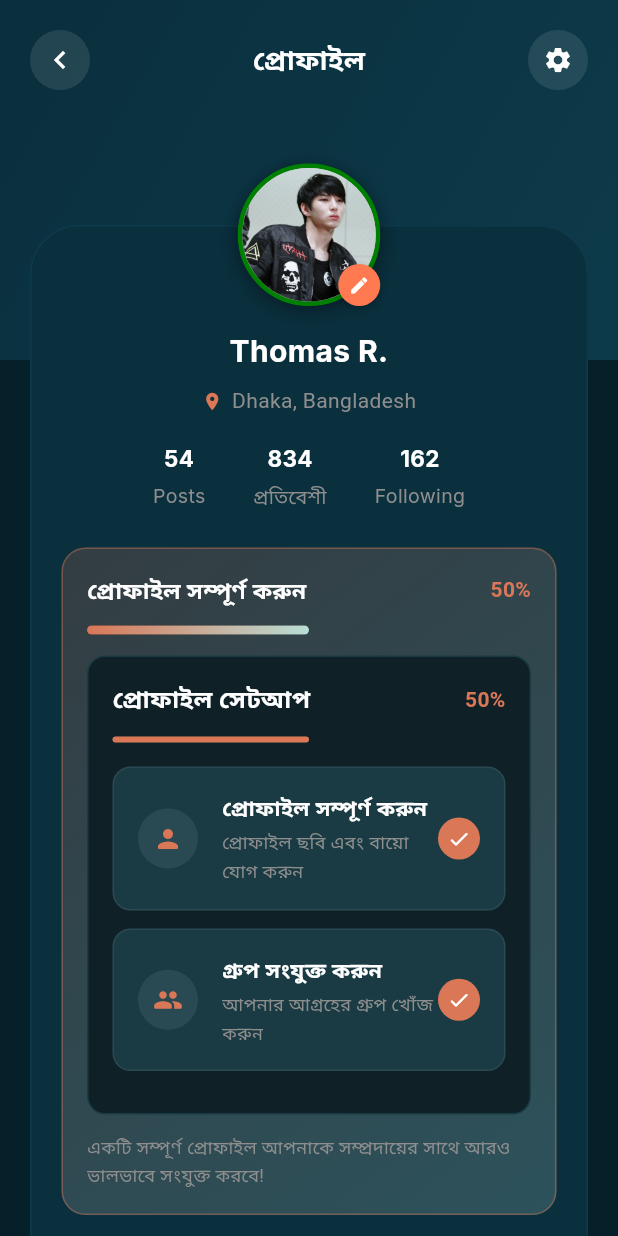
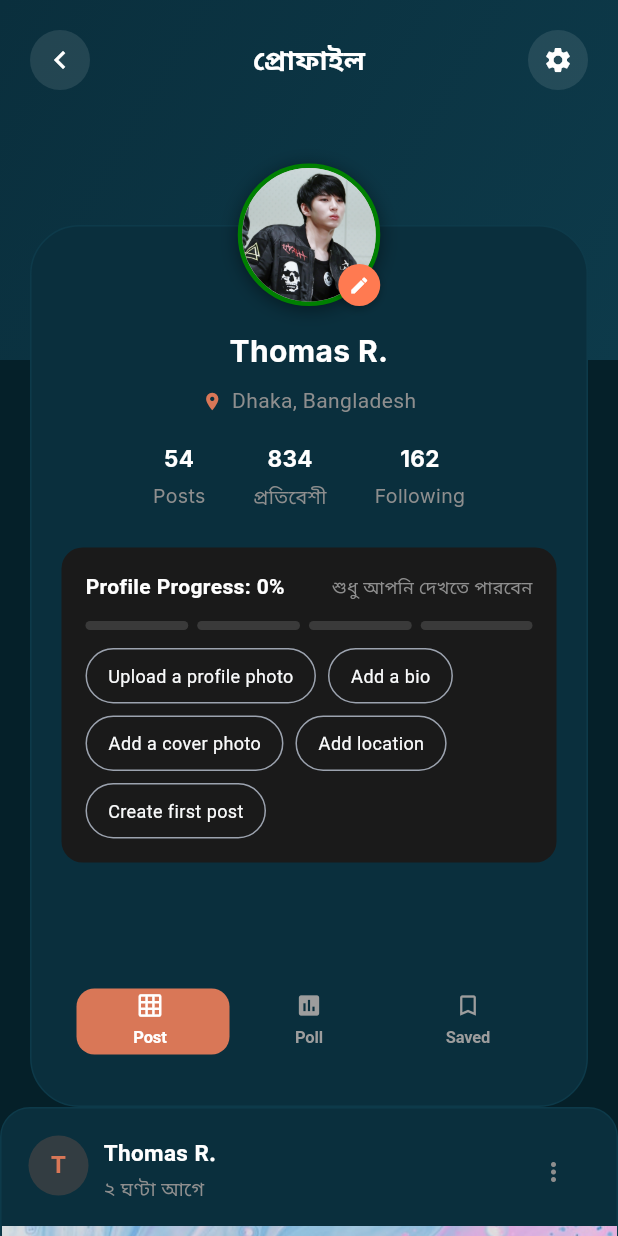
Before and after one commit to attoexasol/torko, a Flutter app: the ProfileView screen opened by its route, on a phone screen of 412 x 824 dp. Run offline on Flutter 3.47's test engine with Material 3 defaults, Android fonts, the phone set to English and light mode, and no system bars; our stand-ins replace get, google_fonts, shared_preferences; accounts and stored records are empty.

Commit message:
update_profile progress
profile progress_16-12-2025

```diff
--- a/lib/views/notification_settings/notification_settings_view.dart
+++ b/lib/views/notification_settings/notification_settings_view.dart
@@ -2,7 +2,6 @@ import 'package:flutter/material.dart';
 import 'package:get/get.dart';
 import 'package:google_fonts/google_fonts.dart';
 import '../../core/controllers/app_controller.dart';
-import '../../core/routes/app_routes.dart';
 import '../../core/theme/app_colors.dart';
 
 class NotificationSettingsView extends StatefulWidget {
--- a/lib/views/privacy_settings/privacy_settings_view.dart
+++ b/lib/views/privacy_settings/privacy_settings_view.dart
@@ -2,7 +2,6 @@ import 'package:flutter/material.dart';
 import 'package:get/get.dart';
 import 'package:google_fonts/google_fonts.dart';
 import '../../core/controllers/app_controller.dart';
-import '../../core/routes/app_routes.dart';
 import '../../core/theme/app_colors.dart';
 
 class PrivacySettingsView extends StatefulWidget {
--- a/lib/views/profile/profile_view.dart
+++ b/lib/views/profile/profile_view.dart
@@ -36,11 +36,17 @@ class _ProfileViewState extends State<ProfileView> with TickerProviderStateMixin
   File? _coverImage;
 
   // Profile completion tracking
-  final bool _hasBio = false;
-  final bool _hasProfilePhoto = true;
-  final bool _hasCoverPhoto = true;
-  bool _hasLocation = true;
-  final bool _hasFirstPost = true;
+  // final bool _hasBio = false;
+  // final bool _hasProfilePhoto = true;
+  // final bool _hasCoverPhoto = true;
+  // bool _hasLocation = true;
+  // final bool _hasFirstPost = true;
+
+  bool _hasBio = false;
+  bool _hasProfilePhoto = false;
+  bool _hasCoverPhoto = false;
+  bool _hasLocation = false;
+  bool _hasFirstPost = false;
 
   late AnimationController _tabAnimationController;
   late Animation<double> _tabAnimation;
@@ -565,40 +571,6 @@ Widget _buildActionCard(Map<String, dynamic> item, bool isDark, bool isBn) {
   );
 }
 
-// // 6. Updated action handler for new actions
-// void _handleActionCardTap(String action) {
-//   switch (action) {
-//     case 'complete_profile':
-//       _handleEditClick();
-//       break;
-//     case 'find_area':
-//       _handleEditClick(); // Opens edit mode to set location
-//       break;
-//     case 'follow_groups':
-//       Get.toNamed(AppRoutes.localCommunity);
-//       break;
-//     case 'upload_cover':
-//       _pickCoverImage();
-//       break;
-//     case 'create_post':
-//       Get.toNamed(AppRoutes.createPost);
-//       break;
-//     // Keep existing actions for backward compatibility
-//     case 'upload_profile':
-//       _pickProfileImage();
-//       break;
-//     case 'add_bio':
-//       _handleEditClick();
-//       break;
-//     case 'add_location':
-//       _handleEditClick();
-//       break;
-//     case 'follow_group':
-//       Get.toNamed(AppRoutes.localCommunity);
-//       break;
-//   }
-// }
-
 // 5. Keep existing action handler
 void _handleActionCardTap(String action) {
   switch (action) {
@@ -609,9 +581,11 @@ void _handleActionCardTap(String action) {
       _handleEditClick(); // Opens edit mode to set location
       break;
     case 'follow_groups':
+      FocusManager.instance.primaryFocus?.unfocus();
       Get.toNamed(AppRoutes.localCommunity);
       break;
     case 'create_post':
+      FocusManager.instance.primaryFocus?.unfocus();
       Get.toNamed(AppRoutes.createPost);
       break;
   }
@@ -1255,99 +1229,130 @@ void _updateGroupJoinStatus(bool hasJoined) {
     );
   }
 
+
 Widget _buildProfileCompletionCard(bool isDark, bool isBn) {
+
+final percent = _completionPercentage;
+  final completed = _completedItems;
+  final total = _totalItems;
+
   return Transform.translate(
     offset: const Offset(0, -50),
     child: Container(
       margin: const EdgeInsets.only(bottom: 24),
       padding: const EdgeInsets.all(16),
       decoration: BoxDecoration(
-        gradient: LinearGradient(
-          begin: Alignment.topLeft,
-          end: Alignment.bottomRight,
-          colors: isDark
-              ? [
-                  AppColors.lightPrimary.withValues(alpha: 0.2),
-                  AppColors.lightSecondary.withValues(alpha: 0.2),
-                ]
-              : [
-                  AppColors.lightPrimary.withValues(alpha: 0.1),
-                  AppColors.lightSecondary.withValues(alpha: 0.1),
-                ],
-        ),
-        borderRadius: BorderRadius.circular(16),
-        border: Border.all(
-          color: AppColors.lightPrimary.withValues(alpha: isDark ? 0.4 : 0.3),
-        ),
+        color: isDark ? const Color(0xFF1A1A1A) : const Color(0xFFF5F6F7),
+        borderRadius: BorderRadius.circular(14),
       ),
       child: Column(
         crossAxisAlignment: CrossAxisAlignment.start,
         children: [
+          /// Header
           Row(
-            mainAxisAlignment: MainAxisAlignment.spaceBetween,
-            children: [
-              Flexible(
-                child: Text(
-                  isBn ? 'প্রোফাইল সম্পূর্ণ করুন' : 'Complete your profile',
+            children: [
+              Text(
+                'Profile Progress: $percent%',
                 style: GoogleFonts.roboto(
-                    fontSize: 15,
+                  fontSize: 14,
                   fontWeight: FontWeight.w600,
                   color: isDark ? Colors.white : const Color(0xFF0f1419),
                 ),
-                  overflow: TextOverflow.ellipsis,
-                ),
-              ),
-              const SizedBox(width: 8),
+              ),
+              const Spacer(),
               Text(
-                '$_completionPercentage%',
-                style: GoogleFonts.roboto(
-                  fontSize: 14,
-                  fontWeight: FontWeight.bold,
-                  color: AppColors.lightPrimary,
-                ),
-              ),
-            ],
-          ),
-          const SizedBox(height: 12),
-          // Progress Bar
-          Container(
-            height: 6,
-            decoration: BoxDecoration(
-              color: isDark ? const Color(0xFF1a1a1a) : const Color(0xFFe0e0e0),
-              borderRadius: BorderRadius.circular(3),
-            ),
-            child: FractionallySizedBox(
-              alignment: Alignment.centerLeft,
-              widthFactor: _completionPercentage / 100,
-              child: Container(
-                decoration: BoxDecoration(
-                  gradient: LinearGradient(
-                    colors: [AppColors.lightPrimary, AppColors.lightSecondary],
-                  ),
-                  borderRadius: BorderRadius.circular(3),
-                ),
-              ),
-            ),
-          ),
-
-          // // aman:
-          const SizedBox(height: 14),
-
-          _buildHorizontalProfileCompletion(isDark, isBn),
-
-
-
-          const SizedBox(height: 12),
-          Text(
-            isBn
-                ? 'একটি সম্পূর্ণ প্রোফাইল আপনাকে সম্প্রদায়ের সাথে আরও ভালভাবে সংযুক্ত করবে!'
-                : 'A complete profile helps you connect better with the community!',
+                isBn ? 'শুধু আপনি দেখতে পারবেন' : 'Only visible to you',
                 style: GoogleFonts.roboto(
                   fontSize: 12,
-              color: isDark ? const Color(0xFF8e8e8e) : const Color(0xFF536471),
-            ),
-          ),
-        ],
+                  color: const Color(0xFF8e8e8e),
+                ),
+              ),
+            ],
+          ),
+
+          const SizedBox(height: 12),
+
+          /// Segmented progress bar
+          Row(
+            children: List.generate(total, (index) {
+              final filled = index < completed;
+              return Expanded(
+                child: Container(
+                  height: 6,
+                  margin: EdgeInsets.only(right: index == total - 1 ? 0 : 6),
+                  decoration: BoxDecoration(
+                    color: filled
+                        ? Colors.white
+                        : (isDark
+                            ? const Color(0xFF3A3A3A)
+                            : const Color(0xFFD0D5DD)),
+                    borderRadius: BorderRadius.circular(4),
+                  ),
+                ),
+              );
+            }),
+          ),
+
+          const SizedBox(height: 12),
+
+          Wrap(
+            spacing: 8,
+            runSpacing: 8,
+            children: [
+              if (!_hasProfilePhoto)
+                _pill('Upload a profile photo', () {
+                  _pickProfileImage();
+                  setState(() => _hasProfilePhoto = true);
+                }),
+
+              if (!_hasBio)
+                _pill('Add a bio', () {
+                  _handleEditClick();
+                  setState(() => _hasBio = true);
+                }),
+
+              if (!_hasCoverPhoto)
+                _pill('Add a cover photo', () {
+                  _pickCoverImage();
+                  setState(() => _hasCoverPhoto = true);
+                }),
+
+              if (!_hasLocation)
+                _pill('Add location', () {
+                  _handleEditClick();
+                  setState(() => _hasLocation = true);
+                }),
+
+              if (!_hasFirstPost)
+                _pill('Create first post', () {
+                  FocusManager.instance.primaryFocus?.unfocus();
+                  Get.toNamed(AppRoutes.createPost);
+                  setState(() => _hasFirstPost = true);
+                }),
+            ],
+          ),
+                  ],
+                ),
+              ),
+            );
+          }
+
+Widget _pill(String text, VoidCallback onTap) {
+  return GestureDetector(
+    behavior: HitTestBehavior.opaque,
+    onTap: () {
+      FocusManager.instance.primaryFocus?.unfocus(); // ✅ FIX
+      onTap();
+    },
+    child: Container(
+      padding: const EdgeInsets.symmetric(horizontal: 14, vertical: 8),
+      decoration: BoxDecoration(
+        borderRadius: BorderRadius.circular(20),
+        border: Border.all(color: const Color(0xFF9CA3AF)),
+      ),
+      child: Text(
+        text,
+        style: const TextStyle(fontSize: 12),
       ),
     ),
   );
```
Lines whose indentation alone changed are shown as unchanged.
